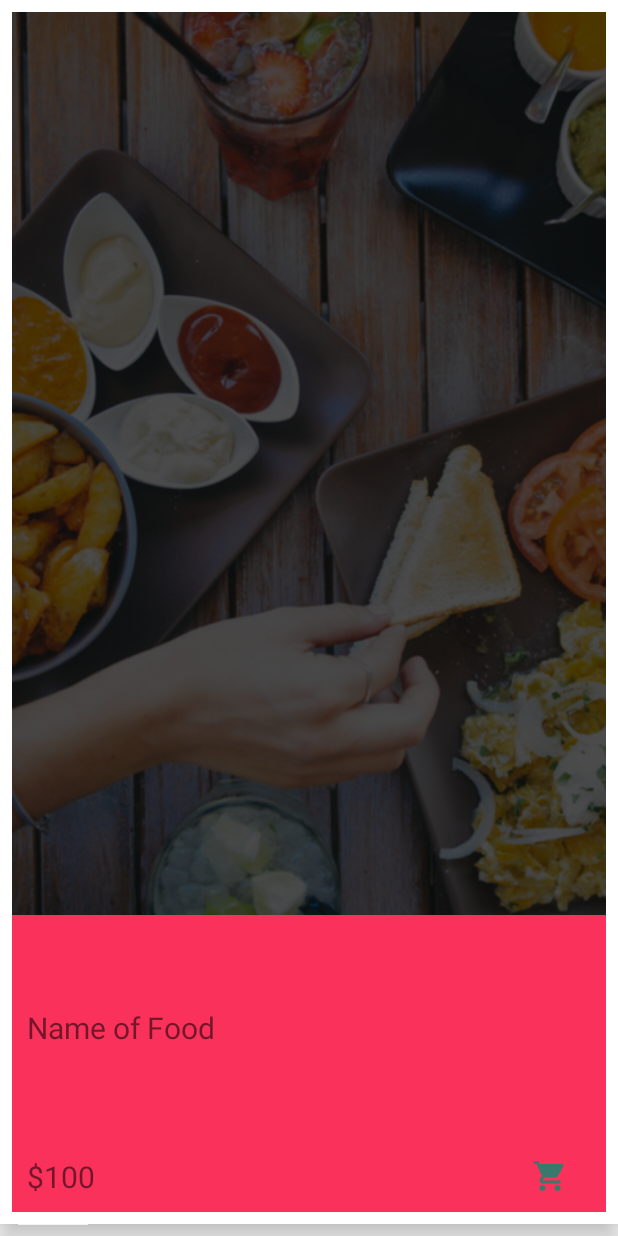
After one commit to ThuyPhuongNguyen2612/OrderFood, an Android app: the layout favorites_item.xml on its own in the app's theme, with its tools: preview values and no code run, on a phone screen of 412 x 824 dp. The commit adds this screen. Run offline under Robolectric (Android 15) with nearby library versions, the phone set to English and light mode, and no system bars; Roboto replaces fonts that are not available here.

Commit message:
favorites list

```diff
--- a/app/src/main/AndroidManifest.xml
+++ b/app/src/main/AndroidManifest.xml
@@ -11,7 +11,8 @@
         android:roundIcon="@mipmap/ic_launcher_round"
         android:supportsRtl="true"
         android:theme="@style/AppTheme">
-        <activity android:name=".SearchActivity"></activity>
+        <activity android:name=".FavoritesActivity"></activity>
+        <activity android:name=".SearchActivity" />
         <activity android:name=".ShowComment" />
 
         <meta-data
--- a/app/src/main/java/com/finaltest/orderfood/Home.java
+++ b/app/src/main/java/com/finaltest/orderfood/Home.java
@@ -379,9 +379,10 @@ public class Home extends AppCompatActivity implements NavigationView.OnNavigati
 
         } else if (id == R.id.nav_change_password){
             showChangePasswordDialog();
-        }
-        else if (id == R.id.nav_home_address){
+        } else if (id == R.id.nav_home_address){
             showHpmeAddressDialog();
+        } else if (id == R.id.nav_favorites){
+            startActivity(new Intent(Home.this, FavoritesActivity.class));
         }
 
         DrawerLayout drawer = (DrawerLayout) findViewById(R.id.drawer_layout);
--- a/app/src/main/res/layout/activity_food_list.xml
+++ b/app/src/main/res/layout/activity_food_list.xml
@@ -24,8 +24,7 @@
         android:id="@+id/recycler_food"
         android:layout_width="match_parent"
         android:layout_height="match_parent"
-        android:scrollbars="vertical"
-        ></androidx.recyclerview.widget.RecyclerView>
+        android:scrollbars="vertical"/>
 
     </RelativeLayout>
 
--- /dev/null
+++ b/app/src/main/res/layout/favorites_item.xml
@@ -0,0 +1,101 @@
+<?xml version="1.0" encoding="utf-8"?>
+<androidx.cardview.widget.CardView
+    xmlns:android="http://schemas.android.com/apk/res/android"
+    xmlns:app="http://schemas.android.com/apk/res-auto"
+    android:layout_width="match_parent"
+    android:layout_height="wrap_content"
+    app:cardElevation="10dp"
+    app:cardCornerRadius="0dp"
+    android:layout_marginBottom="8dp">
+
+    <RelativeLayout
+        android:id="@+id/view_background"
+        android:layout_margin="8dp"
+        android:background="@color/bgRowBackground"
+        android:layout_width="match_parent"
+        android:layout_height="match_parent">
+
+        <ImageView
+            android:id="@+id/delete_icon"
+            android:src="@drawable/ic_baseline_delete_white_24"
+            android:layout_alignParentRight="true"
+            android:layout_centerVertical="true"
+            android:layout_width="30dp"
+            android:layout_height="30dp"/>
+
+        <TextView
+            android:layout_centerVertical="true"
+            android:layout_toLeftOf="@+id/delete_icon"
+            android:text="Delete"
+            android:textColor="@android:color/white"
+            android:textSize="13sp"
+            android:layout_marginRight="10dp"
+            android:layout_width="wrap_content"
+            android:layout_height="wrap_content"/>
+
+    </RelativeLayout>
+
+    <LinearLayout
+        android:id="@+id/view_foreground"
+        android:layout_margin="8dp"
+        android:orientation="vertical"
+        android:weightSum="5"
+        android:layout_width="match_parent"
+        android:layout_height="match_parent">
+
+        <ImageView
+            android:id="@+id/food_image"
+            android:scaleType="centerCrop"
+            android:src="@drawable/background"
+            android:layout_width="match_parent"
+            android:layout_height="0dp"
+            android:layout_weight="4"/>
+
+        <LinearLayout
+            android:layout_width="match_parent"
+            android:layout_height="0dp"
+            android:layout_weight="1"
+            android:orientation="horizontal"
+            android:gravity="center_vertical"
+            android:weightSum="10"
+            >
+
+            <TextView
+                android:layout_margin="10dp"
+                android:id="@+id/food_name"
+                android:text="Name of Food"
+                android:textSize="20sp"
+                android:layout_width="0dp"
+                android:layout_weight="8"
+                android:layout_height="wrap_content"/>
+
+
+        </LinearLayout>
+
+        <RelativeLayout
+            android:layout_width="match_parent"
+            android:layout_height="wrap_content">
+
+            <TextView
+                android:layout_margin="10dp"
+                android:id="@+id/food_price"
+                android:text="$100"
+                android:textSize="20sp"
+                android:layout_width="wrap_content"
+                android:layout_height="wrap_content"/>
+
+            <ImageView
+                android:id="@+id/btn_quick_cart"
+                android:src="@drawable/ic_baseline_shopping_cart_24"
+                app:tint="@color/colorAccent"
+                android:layout_alignParentRight="true"
+                android:layout_marginRight="25dp"
+                android:layout_centerVertical="true"
+                android:layout_width="wrap_content"
+                android:layout_height="wrap_content"/>
+
+        </RelativeLayout>
+
+    </LinearLayout>
+
+</androidx.cardview.widget.CardView>
--- a/app/src/main/res/menu/activity_home_drawer.xml
+++ b/app/src/main/res/menu/activity_home_drawer.xml
@@ -8,6 +8,12 @@
             android:icon="@drawable/ic_baseline_restaurant_menu_24"
             android:iconTint="@android:color/white"
             android:title="Menu" />
+
+        <item
+            android:id="@+id/nav_favorites"
+            android:icon="@drawable/ic_baseline_favorite_24"
+            android:iconTint="@android:color/white"
+            android:title="Favorites" />
 
         <item
             android:id="@+id/nav_home_address"
```
Also changed, not shown: app/src/main/java/com/finaltest/orderfood/Database/Database.java (+43 -6 lines), app/src/main/java/com/finaltest/orderfood/FavoritesActivity.java (added, +91 -0 lines), app/src/main/java/com/finaltest/orderfood/FoodList.java (+13 -1 lines), app/src/main/java/com/finaltest/orderfood/Helper/RecyclerItemTouchHelper.java (+24 -1 lines), app/src/main/java/com/finaltest/orderfood/SearchActivity.java (+12 -1 lines), app/src/main/java/com/finaltest/orderfood/ViewHolder/FavoritesAdapter.java (added, +110 -0 lines), app/src/main/java/com/finaltest/orderfood/ViewHolder/FavoritesViewHolder.java (added, +50 -0 lines), app/src/main/res/layout/activity_favorites.xml (added, +16 -0 lines).
